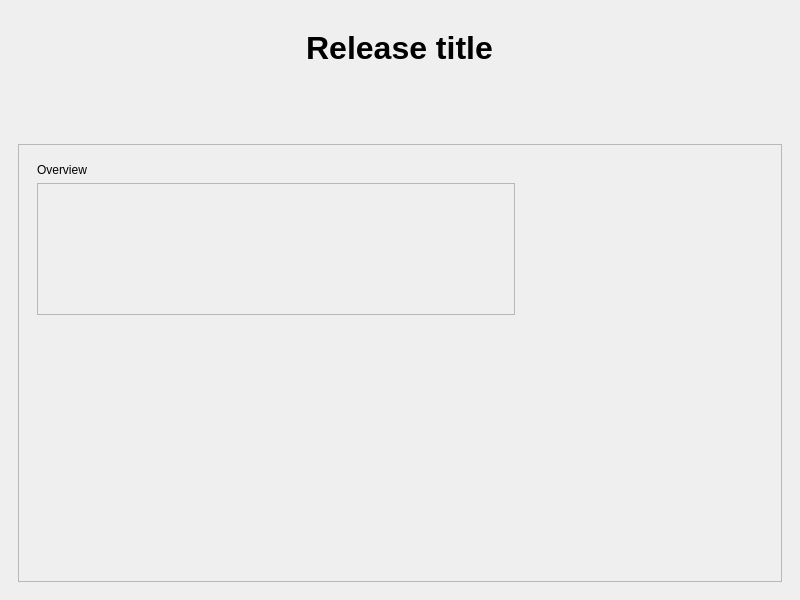
First picture: the form in pages/releasepage.ui, repository pamugk/nebulae-qt, before the edit.
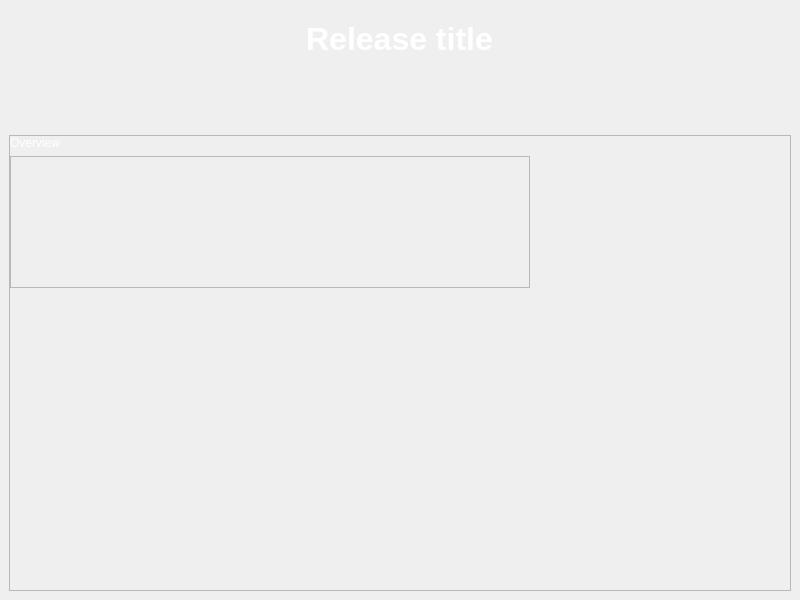
Second picture: the form after the edit. The open tabs and pages were chosen to show the change. Icons and pictures are not drawn.

What changed in the file:
```diff
--- a/pages/releasepage.ui
+++ b/pages/releasepage.ui
@@ -19,6 +19,9 @@
   <property name="windowTitle">
    <string>Form</string>
   </property>
+  <property name="styleSheet">
+   <string notr="true">QLabel { color: white; }</string>
+  </property>
   <layout class="QVBoxLayout" name="rootLayout">
    <property name="spacing">
     <number>0</number>
@@ -81,6 +84,18 @@
      </widget>
      <widget class="QWidget" name="resultsPage">
       <layout class="QVBoxLayout" name="resultsPageLayout" stretch="0,1">
+       <property name="leftMargin">
+        <number>0</number>
+       </property>
+       <property name="topMargin">
+        <number>0</number>
+       </property>
+       <property name="rightMargin">
+        <number>0</number>
+       </property>
+       <property name="bottomMargin">
+        <number>0</number>
+       </property>
        <item alignment="Qt::AlignmentFlag::AlignHCenter">
         <widget class="QWidget" name="header" native="true">
          <property name="minimumSize">
@@ -150,14 +165,38 @@
                <rect>
                 <x>0</x>
                 <y>0</y>
-                <width>776</width>
-                <height>450</height>
+                <width>95</width>
+                <height>293</height>
                </rect>
               </property>
               <layout class="QHBoxLayout" name="horizontalLayout" stretch="2,1">
+               <property name="leftMargin">
+                <number>0</number>
+               </property>
+               <property name="topMargin">
+                <number>0</number>
+               </property>
+               <property name="rightMargin">
+                <number>0</number>
+               </property>
+               <property name="bottomMargin">
+                <number>0</number>
+               </property>
                <item alignment="Qt::AlignmentFlag::AlignTop">
                 <widget class="QWidget" name="resultsOverviewInfo" native="true">
                  <layout class="QVBoxLayout" name="resultsOverviewInfoLayout" stretch="0,0,0,0,0,0,0,0">
+                  <property name="leftMargin">
+                   <number>0</number>
+                  </property>
+                  <property name="topMargin">
+                   <number>0</number>
+                  </property>
+                  <property name="rightMargin">
+                   <number>0</number>
+                  </property>
+                  <property name="bottomMargin">
+                   <number>0</number>
+                  </property>
                   <item>
                    <widget class="QLabel" name="overviewTitleLabel">
                     <property name="text">
@@ -196,7 +235,7 @@
                       <rect>
                        <x>0</x>
                        <y>0</y>
-                       <width>489</width>
+                       <width>83</width>
                        <height>128</height>
                       </rect>
                      </property>
```
Left out of the diff: 35 changed lines with no effect on the pictures.
